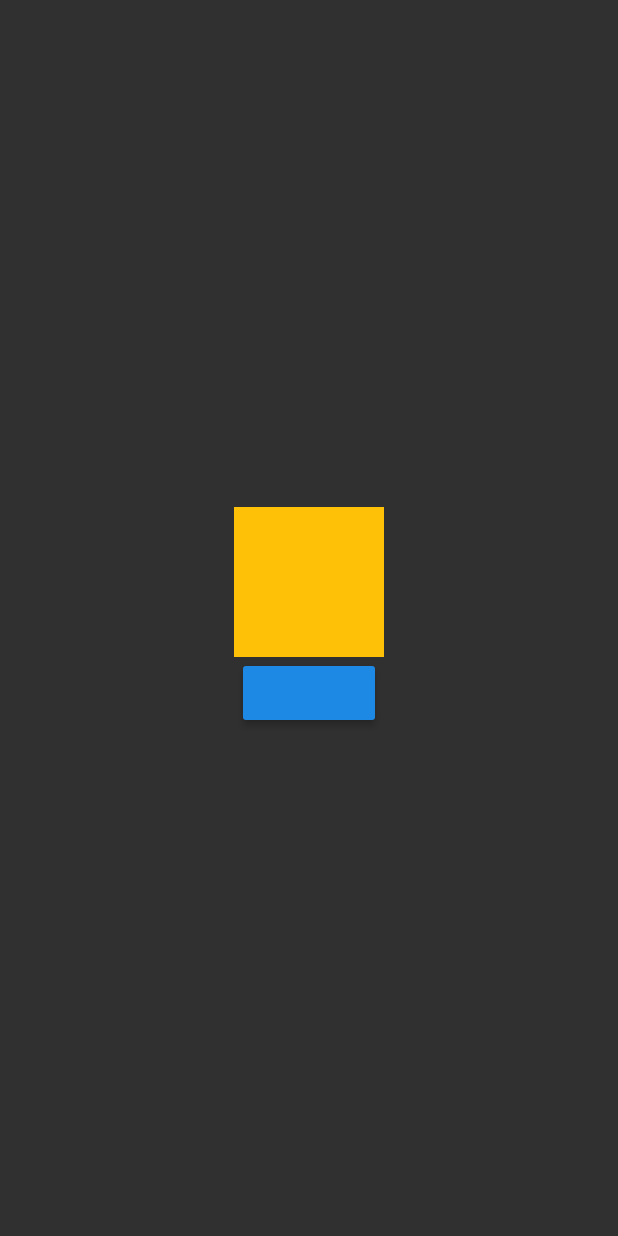
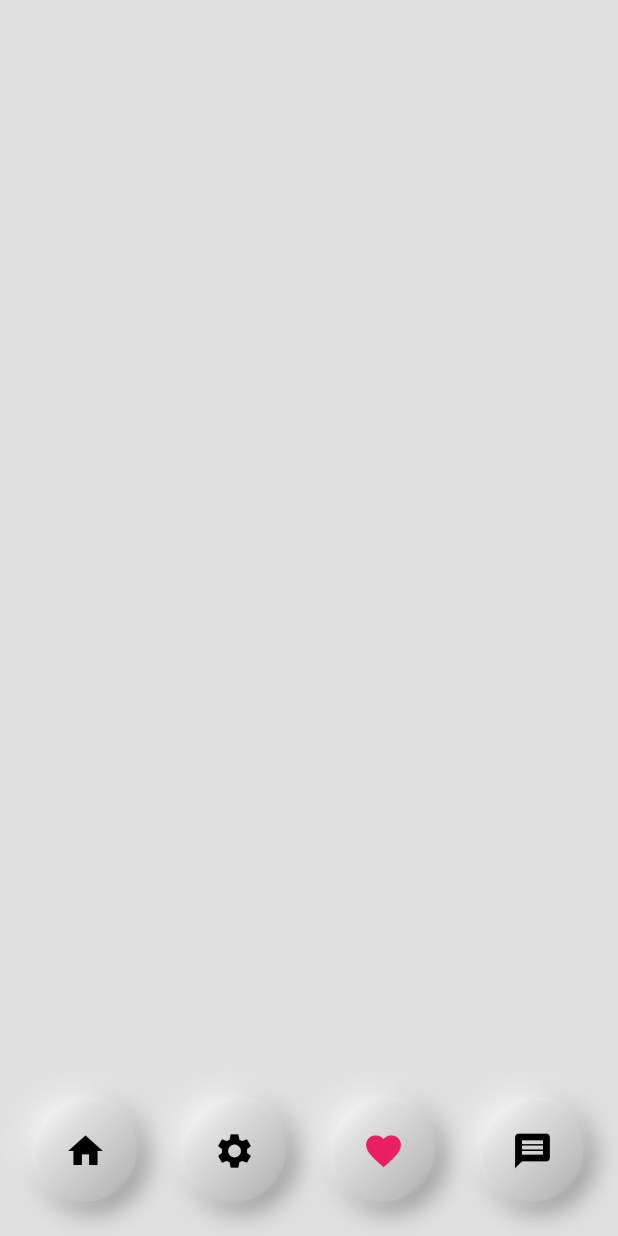
Before and after one commit to SatioO/Wonders, a Flutter app: the screen it shows after launch, on a phone screen of 412 x 824 dp. Run offline on Flutter 3.47's test engine with Material 2 defaults, Android fonts, the phone set to English and light mode, and no system bars.

```diff
--- a/lib/main.dart
+++ b/lib/main.dart
@@ -22,7 +22,7 @@ class MyApp extends StatelessWidget {
               debugShowCheckedModeBanner: false,
               theme: value.requestTheme(Themes.light),
               darkTheme: value.requestTheme(Themes.dark),
-              themeMode: ThemeMode.dark,
+              themeMode: ThemeMode.light,
               routes: routes);
         }));
   }
--- a/lib/ui/pages/home.dart
+++ b/lib/ui/pages/home.dart
@@ -1,4 +1,5 @@
 import 'package:flutter/material.dart';
+import '../widgets/button.dart';
 
 class HomeScreen extends StatefulWidget {
   @override
@@ -17,8 +18,8 @@ class _HomeScreenState extends State<HomeScreen> with TickerProviderStateMixin {
     _controller =
         AnimationController(vsync: this, duration: Duration(milliseconds: 500));
 
-    _animation = Tween<double>(begin: 1.0, end: 2.5).animate(
-        CurvedAnimation(curve: Curves.linearToEaseOut, parent: _controller));
+    _animation = Tween<double>(begin: 1.0, end: 10.0)
+        .animate(CurvedAnimation(curve: Curves.ease, parent: _controller));
   }
 
   @override
@@ -41,16 +42,38 @@ class _HomeScreenState extends State<HomeScreen> with TickerProviderStateMixin {
   @override
   Widget build(BuildContext context) {
     return Scaffold(
+        backgroundColor: Colors.grey.shade300,
         body: SafeArea(
             child: Center(
                 child: Column(
-                  mainAxisAlignment: MainAxisAlignment.center,
+                    mainAxisAlignment: MainAxisAlignment.end,
                     children: <Widget>[
               ScaleTransition(
                   scale: _animation,
-                child: Container(height: 100, width: 100, color: Colors.amber)),
-            RaisedButton(onPressed: play)
-          ]))),
-    );
+                  child: Padding(
+                      padding: const EdgeInsets.all(18.0),
+                      child: Row(
+                        mainAxisAlignment: MainAxisAlignment.spaceBetween,
+                        children: <Widget>[
+                          SoftButton(
+                              size: 68,
+                              icon: Icon(Icons.home,
+                                  size: 28, color: Colors.black)),
+                          SoftButton(
+                              size: 68,
+                              icon: Icon(Icons.settings,
+                                  size: 28, color: Colors.black)),
+                          SoftButton(
+                              size: 68,
+                              icon: Icon(Icons.favorite,
+                                  size: 28, color: Colors.pink)),
+                          SoftButton(
+                              size: 68,
+                              icon: Icon(Icons.message,
+                                  size: 28, color: Colors.black))
+                        ],
+                      )))
+              // RaisedButton(onPressed: play)
+            ]))));
   }
 }
--- /dev/null
+++ b/lib/ui/widgets/button.dart
@@ -0,0 +1,52 @@
+import 'package:flutter/material.dart';
+
+@immutable
+class SoftButton extends StatelessWidget {
+  final Icon icon;
+  final double size;
+
+  SoftButton({Key key, @required this.icon, @required this.size})
+      : super(key: key);
+
+  @override
+  Widget build(BuildContext context) {
+    return Container(
+        padding: const EdgeInsets.all(5.0),
+        child: Container(
+          padding: const EdgeInsets.all(20.0),
+          height: size,
+          width: size,
+          child: icon,
+          decoration: BoxDecoration(
+              color: Colors.grey.shade300,
+              shape: BoxShape.circle,
+              boxShadow: [
+                BoxShadow(
+                    color: Colors.grey.shade600,
+                    offset: Offset(4, 4),
+                    blurRadius: 15,
+                    spreadRadius: 1.0),
+                BoxShadow(
+                    color: Colors.white,
+                    offset: Offset(-4, -4),
+                    blurRadius: 15,
+                    spreadRadius: 1.0),
+              ],
+              gradient: LinearGradient(
+                  begin: Alignment.topLeft,
+                  end: Alignment.bottomRight,
+                  colors: [
+                    Colors.grey.shade100,
+                    Colors.grey.shade300,
+                    Colors.grey.shade400,
+                    Colors.grey.shade500
+                  ],
+                  stops: [
+                    0.1,
+                    0.3,
+                    0.8,
+                    1.0
+                  ])),
+        ));
+  }
+}
```
Lines whose indentation alone changed are shown as unchanged.
